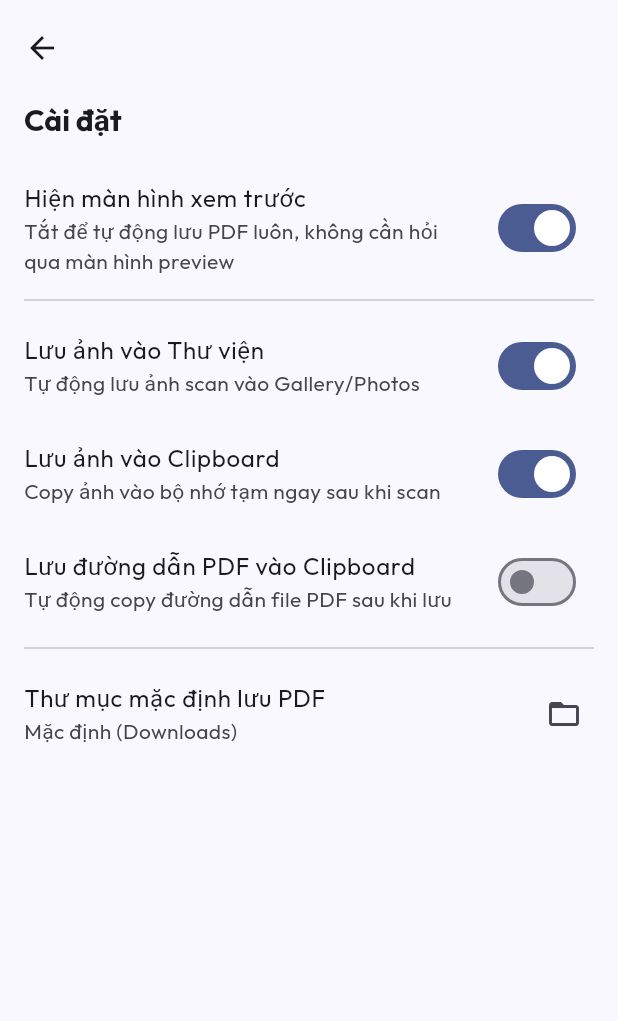
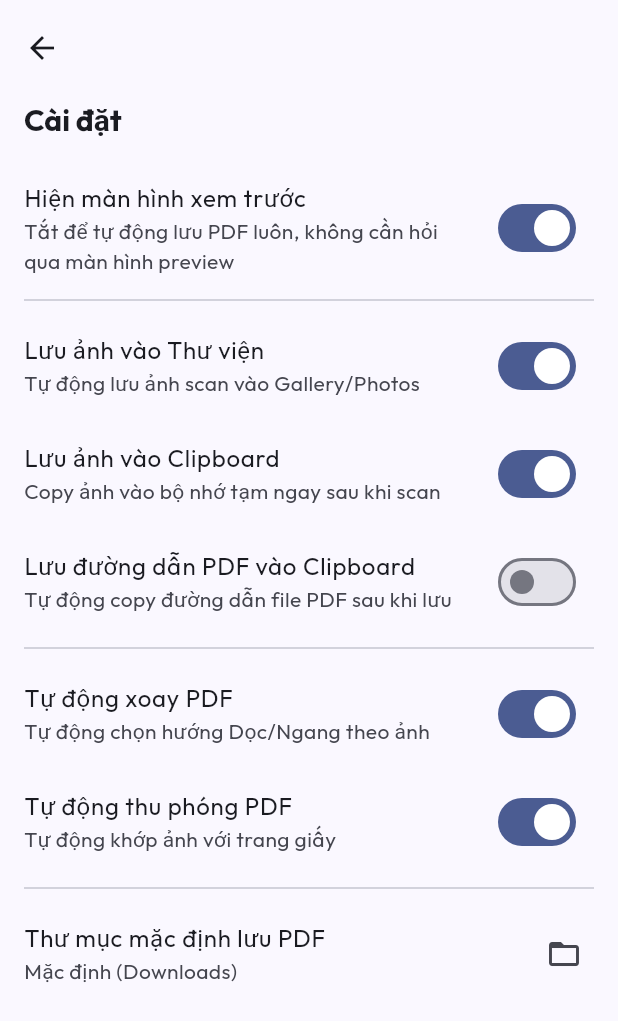
Before and after one commit to thichuong/scanner_vision, a Flutter app: the screen it shows after launch, scrolled down 120 dp, after a tap on the "settings" icon, on a phone screen of 412 x 824 dp. Shown: the top 1021 px of the screen. Run offline on Flutter 3.47's test engine with Material 3 defaults, Android fonts, the phone set to English and light mode, and no system bars; our stand-ins replace file_picker, flutter_animate, google_fonts, open_filex, pdf, printing and 1 more; missing offline and left inert: gal, google_mlkit_barcode_scanning, google_mlkit_document_scanner, google_mlkit_face_detection, pasteboard.

Commit message:
feat: Add auto-rotate and auto-scale options for PDF generation in settings and print preview.

```diff
--- a/lib/pages/settings_page.dart
+++ b/lib/pages/settings_page.dart
@@ -66,6 +66,23 @@ class SettingsPage extends StatelessWidget {
                 },
               ),
               const Divider(indent: 16, endIndent: 16),
+              SwitchListTile(
+                title: const Text('Tự động xoay PDF'),
+                subtitle: const Text('Tự động chọn hướng Dọc/Ngang theo ảnh'),
+                value: settingsProvider.autoRotate,
+                onChanged: (val) {
+                  settingsProvider.setAutoRotate(val);
+                },
+              ),
+              SwitchListTile(
+                title: const Text('Tự động thu phóng PDF'),
+                subtitle: const Text('Tự động khớp ảnh với trang giấy'),
+                value: settingsProvider.autoScale,
+                onChanged: (val) {
+                  settingsProvider.setAutoScale(val);
+                },
+              ),
+              const Divider(indent: 16, endIndent: 16),
               ListTile(
                 title: const Text('Thư mục mặc định lưu PDF'),
                 subtitle: Text(saveFolder ?? 'Mặc định (Downloads)'),
--- a/lib/providers/settings_provider.dart
+++ b/lib/providers/settings_provider.dart
@@ -7,12 +7,16 @@ class SettingsProvider extends ChangeNotifier {
   bool _saveToGallery = true;
   bool _saveImageToClipboard = true;
   bool _savePdfPathToClipboard = false;
+  bool _autoScale = true;
+  bool _autoRotate = true;
 
   bool get showPreview => _showPreview;
   String? get saveFolder => _saveFolder;
   bool get saveToGallery => _saveToGallery;
   bool get saveImageToClipboard => _saveImageToClipboard;
   bool get savePdfPathToClipboard => _savePdfPathToClipboard;
+  bool get autoScale => _autoScale;
+  bool get autoRotate => _autoRotate;
 
   SettingsProvider() {
     _loadSettings();
@@ -24,6 +28,8 @@ class SettingsProvider extends ChangeNotifier {
     _saveToGallery = await SettingsService.shouldSaveToGallery();
     _saveImageToClipboard = await SettingsService.shouldSaveImageToClipboard();
     _savePdfPathToClipboard = await SettingsService.shouldSavePdfPathToClipboard();
+    _autoScale = await SettingsService.shouldAutoScale();
+    _autoRotate = await SettingsService.shouldAutoRotate();
     notifyListeners();
   }
 
@@ -56,4 +62,16 @@ class SettingsProvider extends ChangeNotifier {
     _savePdfPathToClipboard = value;
     notifyListeners();
   }
+
+  Future<void> setAutoScale(bool value) async {
+    await SettingsService.setAutoScale(value);
+    _autoScale = value;
+    notifyListeners();
+  }
+
+  Future<void> setAutoRotate(bool value) async {
+    await SettingsService.setAutoRotate(value);
+    _autoRotate = value;
+    notifyListeners();
+  }
 }
--- a/lib/services/settings_service.dart
+++ b/lib/services/settings_service.dart
@@ -6,6 +6,8 @@ class SettingsService {
   static const String _keySaveToGallery = 'save_to_gallery';
   static const String _keySaveImageToClipboard = 'save_image_to_clipboard';
   static const String _keySavePdfPathToClipboard = 'save_pdf_path_to_clipboard';
+  static const String _keyAutoScale = 'pdf_auto_scale';
+  static const String _keyAutoRotate = 'pdf_auto_rotate';
 
   static Future<bool> shouldShowPreview() async {
     final prefs = await SharedPreferences.getInstance();
@@ -56,4 +58,24 @@ class SettingsService {
     final prefs = await SharedPreferences.getInstance();
     await prefs.setBool(_keySavePdfPathToClipboard, value);
   }
+
+  static Future<bool> shouldAutoScale() async {
+    final prefs = await SharedPreferences.getInstance();
+    return prefs.getBool(_keyAutoScale) ?? true;
+  }
+
+  static Future<void> setAutoScale(bool value) async {
+    final prefs = await SharedPreferences.getInstance();
+    await prefs.setBool(_keyAutoScale, value);
+  }
+
+  static Future<bool> shouldAutoRotate() async {
+    final prefs = await SharedPreferences.getInstance();
+    return prefs.getBool(_keyAutoRotate) ?? true;
+  }
+
+  static Future<void> setAutoRotate(bool value) async {
+    final prefs = await SharedPreferences.getInstance();
+    await prefs.setBool(_keyAutoRotate, value);
+  }
 }
```
Also changed, not shown: lib/pages/print_preview_page.dart (+55 -4 lines), lib/services/pdf_service.dart (+33 -11 lines).
